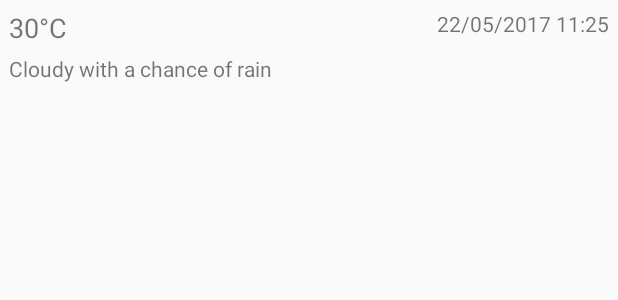
After one commit to AlexKarlsen/ITSMAP, an Android app: the layout weather_info_list_item.xml on its own in the app's theme, with its tools: preview values and no code run, on a phone screen of 412 x 824 dp. The commit adds this screen. Shown: the top 300 px of the screen. Run offline under Robolectric (Android 15) with nearby library versions, the phone set to English and light mode, and no system bars.

Commit message:
Implemented the view of the array adapter

```diff
--- a/WeatherAarhusgroup03/app/src/main/java/com/example/alex/weatheraarhusgroup03/WeatherInfoArrayAdapter.java
+++ b/WeatherAarhusgroup03/app/src/main/java/com/example/alex/weatheraarhusgroup03/WeatherInfoArrayAdapter.java
@@ -36,7 +36,7 @@ public class WeatherInfoArrayAdapter extends ArrayAdapter<WeatherInfo> {
         // Inflate the view if it is null.
         if (weatherInfoView == null) {
             LayoutInflater inflater = (LayoutInflater) getContext().getSystemService(Context.LAYOUT_INFLATER_SERVICE);
-            weatherInfoView = inflater.inflate(R.layout.list_item, null);
+            weatherInfoView = inflater.inflate(R.layout.weather_info_list_item, null);
         }
 
         // Update the weatherInfoView with the weather info.
--- /dev/null
+++ b/WeatherAarhusgroup03/app/src/main/res/layout/weather_info_list_item.xml
@@ -0,0 +1,36 @@
+<?xml version="1.0" encoding="utf-8"?>
+
+<LinearLayout xmlns:android="http://schemas.android.com/apk/res/android"
+    android:layout_width="fill_parent"
+    android:layout_height="?android:attr/listPreferredItemHeight"
+    android:orientation="vertical"
+    android:padding="6dip">
+
+    <LinearLayout
+        android:layout_width="match_parent"
+        android:layout_height="30dp"
+        android:orientation="horizontal">
+
+        <TextView
+            android:id="@+id/temperatureTextView"
+            android:layout_width="wrap_content"
+            android:layout_height="match_parent"
+            android:layout_weight="1"
+            android:text="30°C"
+            android:textSize="18sp" />
+
+        <TextView
+            android:id="@+id/timeTextView"
+            android:layout_width="wrap_content"
+            android:layout_height="match_parent"
+            android:text="22/05/2017 11:25" />
+    </LinearLayout>
+
+    <TextView
+        android:id="@+id/descriptionTextView"
+        android:layout_width="wrap_content"
+        android:layout_height="wrap_content"
+        android:layout_weight="1"
+        android:text="Cloudy with a chance of rain" />
+
+</LinearLayout>
```
